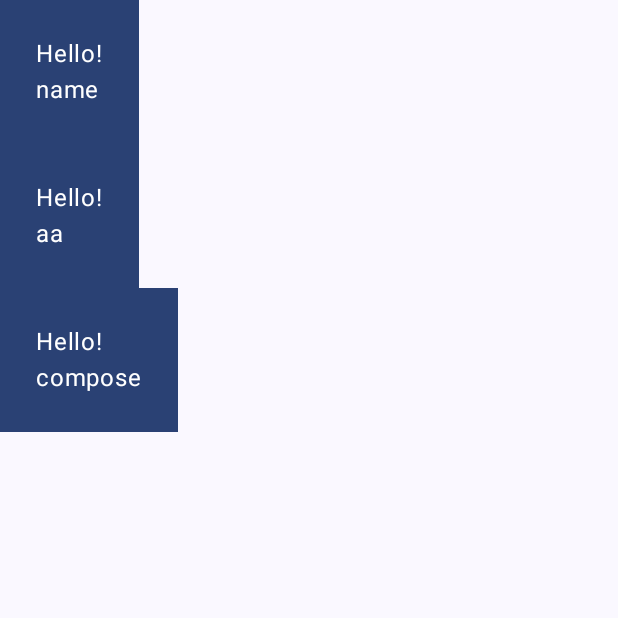
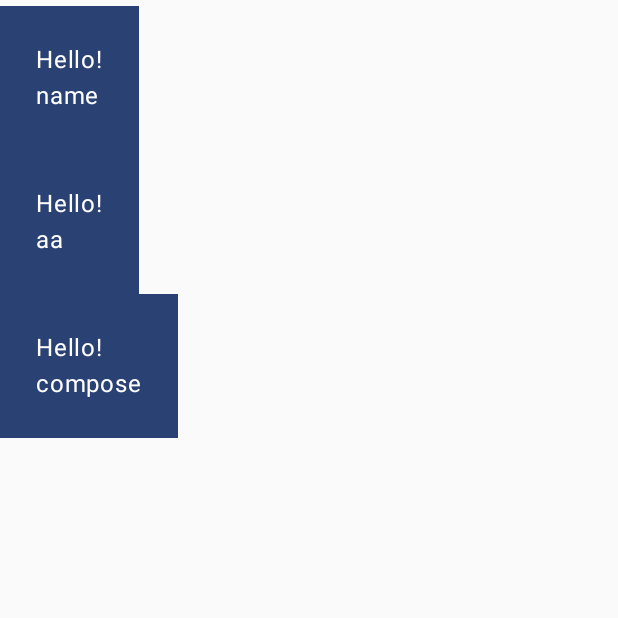
Before and after one commit to RyujiKoyama95/Jetpack-Compose-basics, an Android app built with Jetpack Compose: the screen it shows after launch (MainActivity), on a phone screen of 412 x 824 dp, the top half of it. Run offline under Robolectric (Android 15) with nearby library versions, the phone set to English and light mode, and no system bars.

Commit message:
Fix code

```diff
--- a/app/src/main/java/com/codelab/basics/MainActivity.kt
+++ b/app/src/main/java/com/codelab/basics/MainActivity.kt
@@ -70,14 +70,9 @@ class MainActivity : ComponentActivity() {
 
     @Composable
     private fun MyApp(names: List<String> = listOf("name", "aa", "compose"), modifier: Modifier = Modifier) {
-        Surface(
-            modifier,
-            color = MaterialTheme.colorScheme.background
-        ) {
-            Column {
-                for (name in names) {
-                    Greeting(name = name)
-                }
+        Column(modifier = modifier.padding(vertical = 4.dp)) {
+            for (name in names) {
+                Greeting(name = name)
             }
         }
     }
```
